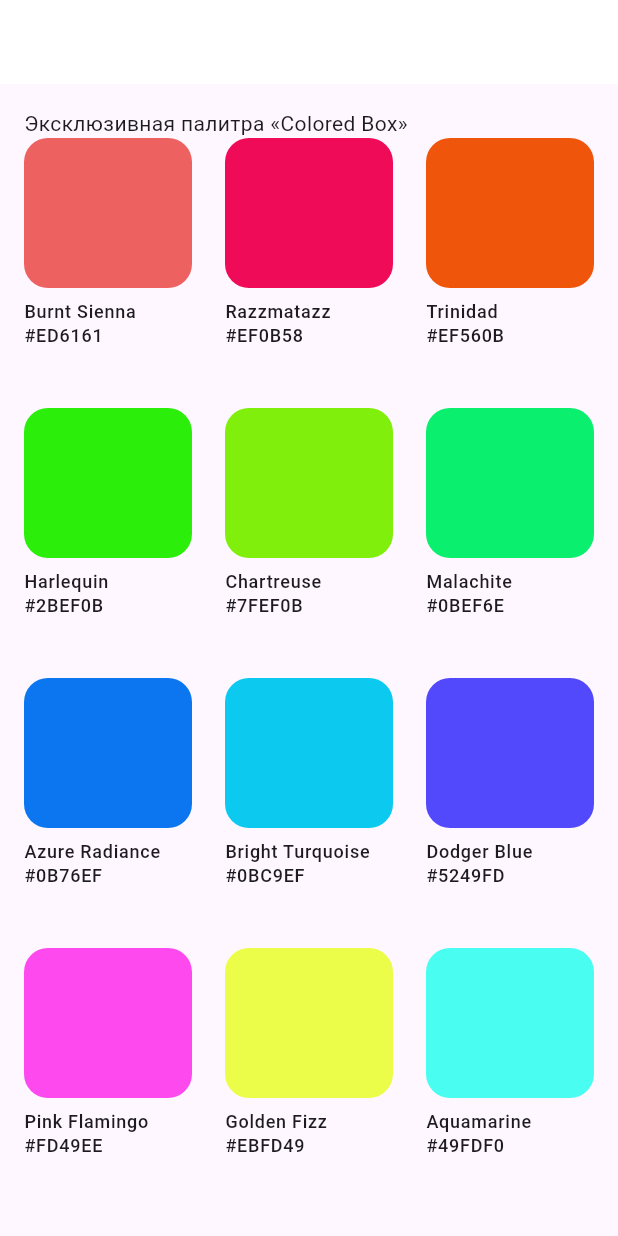
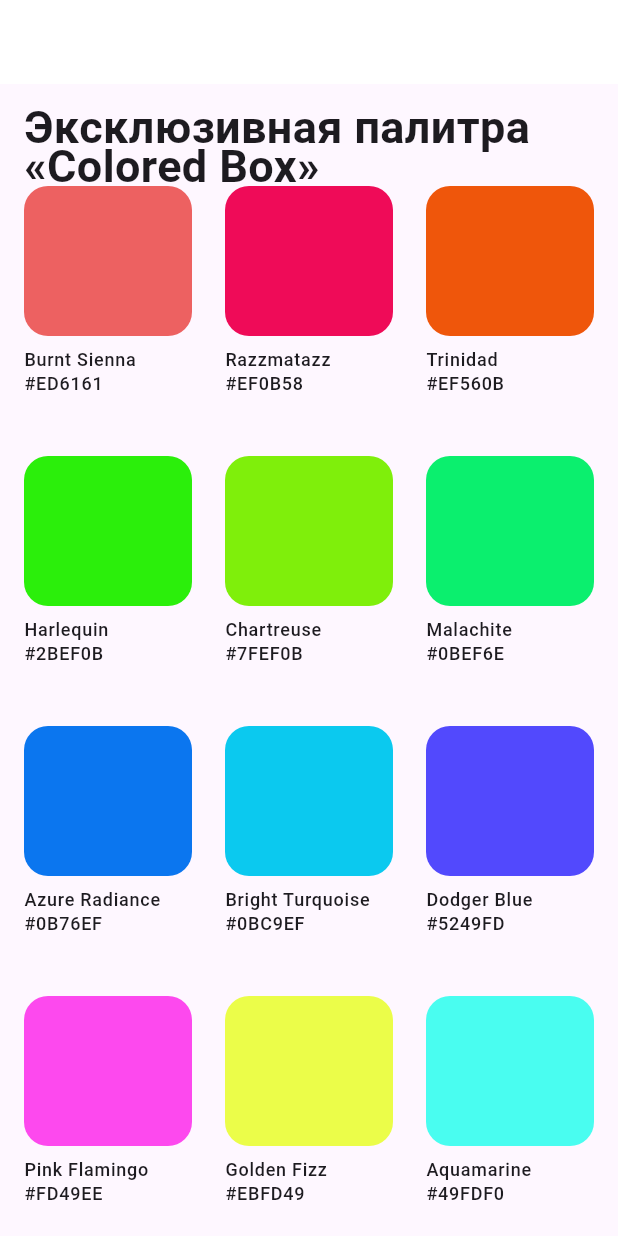
Before and after one commit to Yarikml/surf-course, a Flutter app: the screen it shows after launch, on a phone screen of 412 x 824 dp. Run offline on Flutter 3.47's test engine with Material 3 defaults, Android fonts, the phone set to English and light mode, and no system bars; our stand-ins replace google_fonts; Roboto replaces fonts that are missing (Ubuntu).

Commit message:
add text theme

```diff
--- a/task-13/lib/feature/main/widgets/pages/main_page.dart
+++ b/task-13/lib/feature/main/widgets/pages/main_page.dart
@@ -4,6 +4,7 @@ import 'package:surf_flutter_courses_template/feature/main/data/datasources/mock
 import 'package:surf_flutter_courses_template/feature/main/data/repositories/main_repository.dart';
 import 'package:surf_flutter_courses_template/feature/main/model/color_entity/color_entity.dart';
 import 'package:surf_flutter_courses_template/feature/main/widgets/color_box_item.dart';
+import 'package:surf_flutter_courses_template/uikit/text/app_text_scheme.dart';
 
 class MainPage extends StatefulWidget {
   MainPage({super.key});
@@ -36,8 +37,11 @@ class _MainPageState extends State<MainPage> {
           padding: const EdgeInsets.all(16),
           child: CustomScrollView(
             slivers: [
-              const SliverToBoxAdapter(
-                child: Text('Эксклюзивная палитра «Colored Box»'),
+              SliverToBoxAdapter(
+                child: Text(
+                  'Эксклюзивная палитра «Colored Box»',
+                  style: AppTextScheme.of(context).bold30,
+                ),
               ),
               FutureBuilder(
                 future: colors,
--- a/task-13/lib/main.dart
+++ b/task-13/lib/main.dart
@@ -1,5 +1,6 @@
 import 'package:flutter/material.dart';
 import 'package:surf_flutter_courses_template/feature/main/widgets/pages/main_page.dart';
+import 'package:surf_flutter_courses_template/uikit/themes/app_theme_data.dart';
 
 void main() {
   runApp(const MainApp());
@@ -11,6 +12,7 @@ class MainApp extends StatelessWidget {
   @override
   Widget build(BuildContext context) {
     return MaterialApp(
+      theme: AppThemeData.lightTheme,
       home: MainPage(),
     );
   }
--- /dev/null
+++ b/task-13/lib/uikit/text/app_text_scheme.dart
@@ -0,0 +1,50 @@
+// ignore_for_file: avoid-non-null-assertion, prefer-correct-callback-field-name
+import 'package:flutter/material.dart';
+import 'package:surf_flutter_courses_template/uikit/text/app_text_style.dart';
+
+/// App text style scheme.
+class AppTextScheme extends ThemeExtension<AppTextScheme> {
+  /// Text style with a size of 30/34.
+  /// Use headings.
+  final TextStyle bold30;
+
+  const AppTextScheme._({
+    required this.bold30,
+  });
+
+  /// Base app text theme.
+  AppTextScheme.base() : bold30 = AppTextStyle.bold30.value;
+
+  @override
+  ThemeExtension<AppTextScheme> lerp(
+    ThemeExtension<AppTextScheme>? other,
+    double t,
+  ) {
+    if (other is! AppTextScheme) {
+      return this;
+    }
+
+    return AppTextScheme._(
+      bold30: TextStyle.lerp(bold30, other.bold30, t)!,
+    );
+  }
+
+  /// Return text theme for app from context.
+  static AppTextScheme of(BuildContext context) {
+    return Theme.of(context).extension<AppTextScheme>() ??
+        _throwThemeExceptionFromFunc(context);
+  }
+
+  /// @nodoc.
+  @override
+  AppTextScheme copyWith({
+    TextStyle? bold30,
+  }) {
+    return AppTextScheme._(
+      bold30: bold30 ?? this.bold30,
+    );
+  }
+}
+
+Never _throwThemeExceptionFromFunc(BuildContext context) =>
+    throw Exception('$AppTextScheme not found in $context');
--- /dev/null
+++ b/task-13/lib/uikit/text/app_text_style.dart
@@ -0,0 +1,16 @@
+import 'package:flutter/material.dart';
+
+const _double30 = 30.0;
+
+/// App text style.
+enum AppTextStyle {
+  bold30(TextStyle(
+    fontSize: _double30,
+    fontWeight: FontWeight.w700,
+    height: 30 / 34,
+  ));
+
+  final TextStyle value;
+
+  const AppTextStyle(this.value);
+}
--- /dev/null
+++ b/task-13/lib/uikit/themes/app_theme_data.dart
@@ -0,0 +1,15 @@
+import 'package:flutter/material.dart';
+import 'package:google_fonts/google_fonts.dart';
+import 'package:surf_flutter_courses_template/uikit/text/app_text_scheme.dart';
+
+/// Class of the app themes data.
+abstract class AppThemeData {
+  /// Light theme configuration.
+  static final lightTheme = ThemeData(
+    fontFamily: GoogleFonts.ubuntu().fontFamily,
+    extensions: [_textScheme],
+    brightness: Brightness.light,
+  );
+
+  static final _textScheme = AppTextScheme.base();
+}
--- a/task-13/pubspec.yaml
+++ b/task-13/pubspec.yaml
@@ -10,6 +10,7 @@ environment:
 dependencies:
   flutter:
     sdk: flutter
+  google_fonts: 6.1.0
 
 dev_dependencies:
   flutter_test:
```
Also changed, not shown: task-13/pubspec.lock, 10 other files.
